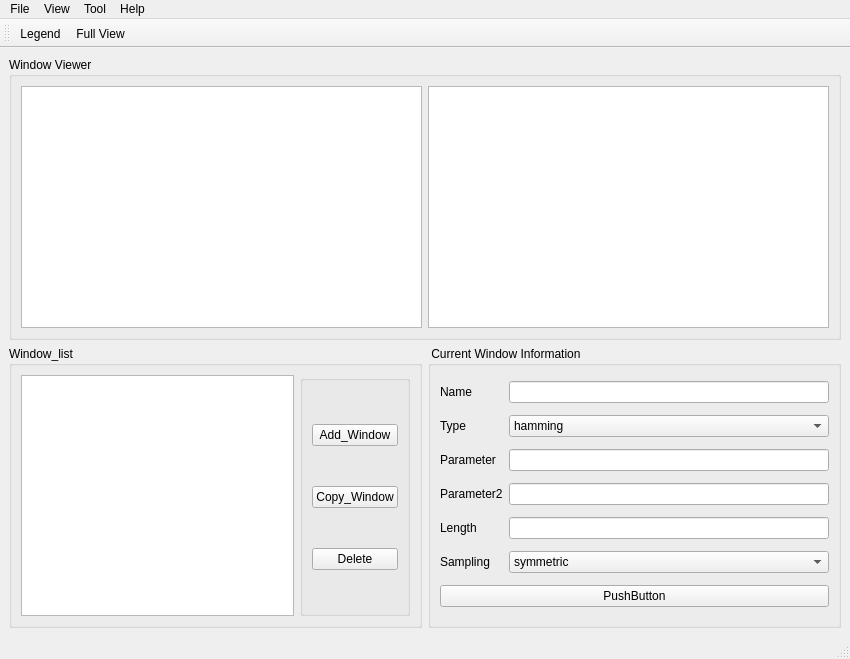
The window that untitled.ui (GP-Lab/PyWindow) describes before a commit, drawn with Qt 5.
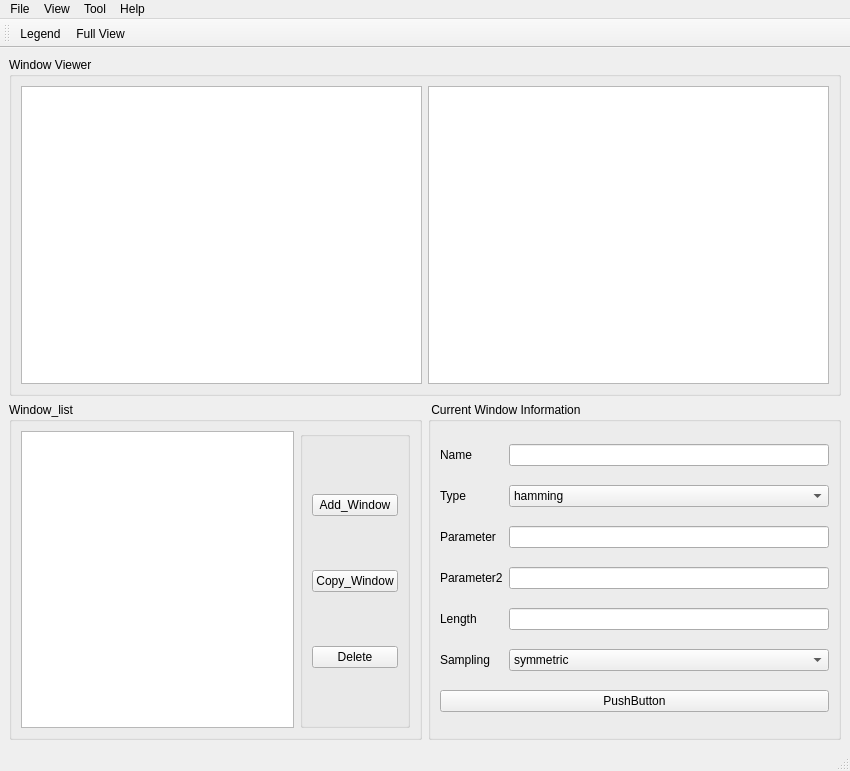
The same window after the commit. Icons and pictures are not drawn.

Commit message: 修改一下UI，新增New window功能

Patch:
```diff
--- a/untitled.ui
+++ b/untitled.ui
@@ -7,7 +7,7 @@
     <x>0</x>
     <y>0</y>
     <width>850</width>
-    <height>659</height>
+    <height>771</height>
    </rect>
   </property>
   <property name="windowTitle">
@@ -247,6 +247,12 @@
     </item>
     <item row="0" column="0" colspan="2">
      <widget class="QGroupBox" name="groupBox_4">
+      <property name="minimumSize">
+       <size>
+        <width>832</width>
+        <height>336</height>
+       </size>
+      </property>
       <property name="title">
        <string>Window Viewer</string>
       </property>
```
Left out of the diff: 12 changed lines with no effect on the pictures. The commit also changes 2 other files.
